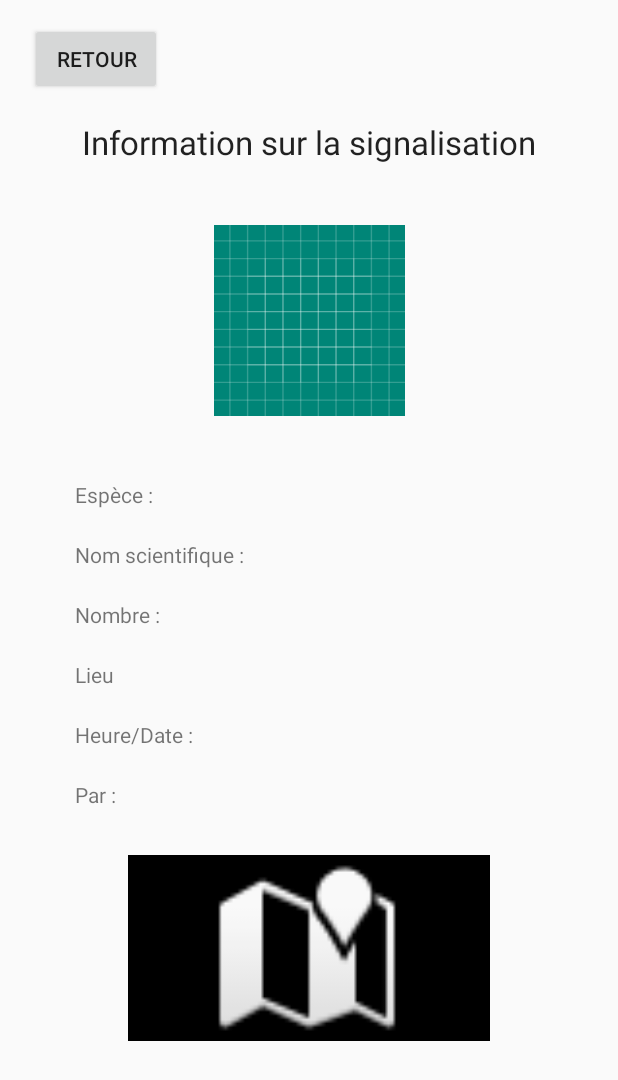
After one commit to 2019-2020-ihm/2019-2020-ihm-td2-oiseaux, an Android app: the layout activity_information.xml on its own in the app's theme, with its tools: preview values and no code run, on a phone screen of 412 x 824 dp. The commit adds this screen. Shown: the top 1080 px of the screen. Run offline under Robolectric (Android 15) with nearby library versions, the phone set to English and light mode, and no system bars.

Commit message:
#5 Ajout de l'activité sur les informations d'un signalement

```diff
--- a/client/app/src/main/AndroidManifest.xml
+++ b/client/app/src/main/AndroidManifest.xml
@@ -22,6 +22,8 @@
 		<activity android:name="pns.si3.ihm.birder.MapActivity"/>
 		<activity android:name="pns.si3.ihm.birder.ConnexionActivity"/>
 		<activity android:name="pns.si3.ihm.birder.InscriptionActivity"/>
+		<activity android:name="pns.si3.ihm.birder.SignalActivity"/>
+		<activity android:name="pns.si3.ihm.birder.InformationActivity"/>
 	</application>
 
 </manifest>
--- /dev/null
+++ b/client/app/src/main/java/pns/si3/ihm/birder/InformationActivity.java
@@ -0,0 +1,4 @@
+package pns.si3.ihm.birder;
+
+public class InformationActivity {
+}
--- /dev/null
+++ b/client/app/src/main/java/pns/si3/ihm/birder/SignalActivity.java
@@ -0,0 +1,4 @@
+package pns.si3.ihm.birder;
+
+public class SignalActivity {
+}
--- /dev/null
+++ b/client/app/src/main/res/layout/activity_information.xml
@@ -0,0 +1,111 @@
+<?xml version="1.0" encoding="utf-8"?>
+<androidx.constraintlayout.widget.ConstraintLayout
+    xmlns:android="http://schemas.android.com/apk/res/android"
+    xmlns:app="http://schemas.android.com/apk/res-auto"
+    xmlns:tools="http://schemas.android.com/tools"
+    android:layout_width="match_parent"
+    android:layout_height="match_parent">
+
+    <Button
+        android:id="@+id/buttonInfoRetour"
+        android:layout_width="wrap_content"
+        android:layout_height="wrap_content"
+        android:text="Retour"
+        android:layout_marginTop="15dp"
+        android:layout_marginLeft="20dp"
+        app:layout_constraintLeft_toLeftOf="parent"
+        app:layout_constraintTop_toTopOf="parent"/>
+
+    <TextView
+        android:id="@+id/textTitleInfo"
+        android:layout_width="wrap_content"
+        android:layout_height="wrap_content"
+        android:text="Information sur la signalisation"
+        android:textAppearance="@style/TextAppearance.AppCompat.Large"
+        android:layout_marginTop="80dp"
+        app:layout_constraintLeft_toLeftOf="parent"
+        app:layout_constraintRight_toRightOf="parent"
+        app:layout_constraintTop_toTopOf="parent"/>
+
+    <ImageView
+        android:id="@+id/imageInfo"
+        android:layout_width="198dp"
+        android:layout_height="127dp"
+        app:srcCompat="@drawable/ic_launcher_background"
+        android:layout_marginTop="150dp"
+        app:layout_constraintLeft_toLeftOf="parent"
+        app:layout_constraintRight_toRightOf="parent"
+        app:layout_constraintTop_toTopOf="parent"/>
+
+    <TextView
+        android:id="@+id/textInfoEspece"
+        android:layout_width="wrap_content"
+        android:layout_height="wrap_content"
+        android:text="Espèce :"
+        android:layout_marginTop="320dp"
+        android:layout_marginLeft="50dp"
+        app:layout_constraintLeft_toLeftOf="parent"
+        app:layout_constraintTop_toTopOf="parent"/>
+
+    <TextView
+        android:id="@+id/textInfoNom"
+        android:layout_width="wrap_content"
+        android:layout_height="wrap_content"
+        android:text="Nom scientifique :"
+        android:layout_marginTop="360dp"
+        android:layout_marginLeft="50dp"
+        app:layout_constraintLeft_toLeftOf="parent"
+        app:layout_constraintTop_toTopOf="parent"/>
+
+    <TextView
+        android:id="@+id/textInfoNombre"
+        android:layout_width="wrap_content"
+        android:layout_height="wrap_content"
+        android:text="Nombre :"
+        android:layout_marginTop="400dp"
+        android:layout_marginLeft="50dp"
+        app:layout_constraintLeft_toLeftOf="parent"
+        app:layout_constraintTop_toTopOf="parent"/>
+
+    <TextView
+        android:id="@+id/textInfoLieu"
+        android:layout_width="wrap_content"
+        android:layout_height="wrap_content"
+        android:text="Lieu"
+        android:layout_marginTop="440dp"
+        android:layout_marginLeft="50dp"
+        app:layout_constraintLeft_toLeftOf="parent"
+        app:layout_constraintTop_toTopOf="parent"/>
+
+    <TextView
+        android:id="@+id/textInfoDate"
+        android:layout_width="wrap_content"
+        android:layout_height="wrap_content"
+        android:text="Heure/Date :"
+        android:layout_marginTop="480dp"
+        android:layout_marginLeft="50dp"
+        app:layout_constraintLeft_toLeftOf="parent"
+        app:layout_constraintTop_toTopOf="parent"/>
+
+    <TextView
+        android:id="@+id/textInfoAuteur"
+        android:layout_width="wrap_content"
+        android:layout_height="wrap_content"
+        android:text="Par :"
+        android:layout_marginTop="520dp"
+        android:layout_marginLeft="50dp"
+        app:layout_constraintLeft_toLeftOf="parent"
+        app:layout_constraintTop_toTopOf="parent"/>
+
+    <ImageView
+        android:id="@+id/imageInfoMap"
+        android:layout_width="241dp"
+        android:layout_height="124dp"
+        android:background="#000000"
+        app:srcCompat="@android:drawable/ic_dialog_map"
+        android:layout_marginTop="570dp"
+        app:layout_constraintLeft_toLeftOf="parent"
+        app:layout_constraintRight_toRightOf="parent"
+        app:layout_constraintTop_toTopOf="parent"/>
+
+</androidx.constraintlayout.widget.ConstraintLayout>
--- a/client/app/src/main/res/layout/activity_signal.xml
+++ b/client/app/src/main/res/layout/activity_signal.xml
@@ -124,6 +124,7 @@
         android:layout_width="wrap_content"
         android:layout_height="wrap_content"
         android:text="Choisir sur la carte"
+        android:clickable="true"
         android:layout_marginTop="350dp"
         android:layout_marginRight="50dp"
         app:layout_constraintTop_toTopOf="parent"
@@ -180,6 +181,7 @@
         android:layout_width="wrap_content"
         android:layout_height="wrap_content"
         android:text="Heure actuelle"
+        android:clickable="true"
         android:layout_marginTop="410dp"
         android:layout_marginLeft="200dp"
         app:layout_constraintTop_toTopOf="parent"
@@ -190,6 +192,7 @@
         android:layout_width="wrap_content"
         android:layout_height="wrap_content"
         android:text="Date actuelle"
+        android:clickable="true"
         android:layout_marginTop="470dp"
         android:layout_marginLeft="213dp"
         app:layout_constraintTop_toTopOf="parent"
```
